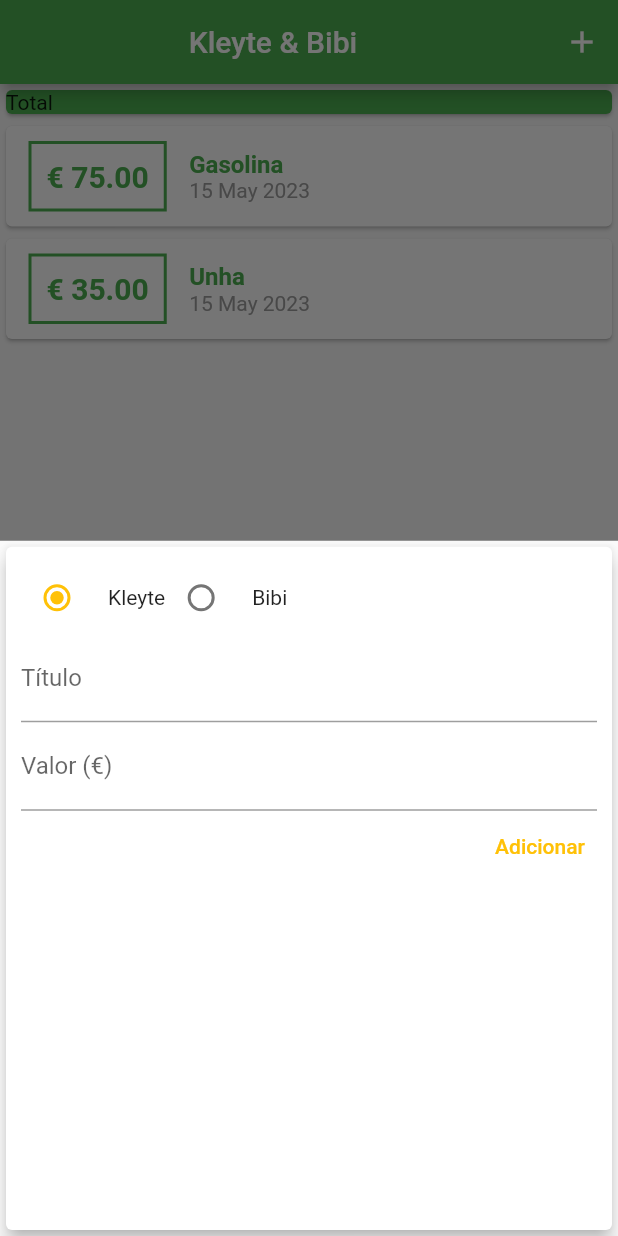
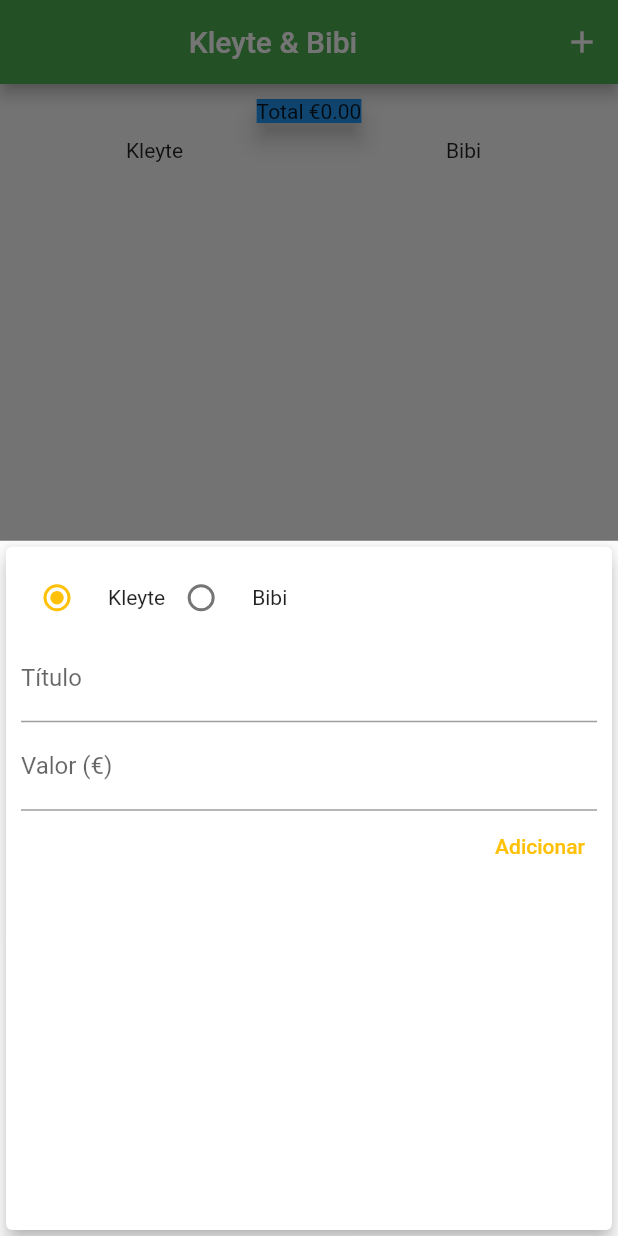
Before and after one commit to GabrielDangelo21/kleyte-bibi, a Flutter app: the screen it shows after launch, after a tap on the "add" icon, on a phone screen of 412 x 824 dp. Run offline on Flutter 3.47's test engine with Material 2 defaults, Android fonts, the phone set to English and light mode, and no system bars.

Commit message:
todas funcionalidades terminadas

```diff
--- /dev/null
+++ b/lib/components/total_sum.dart
@@ -0,0 +1,41 @@
+import 'package:flutter/material.dart';
+import 'package:kleyte_bibi/models/transaction.dart';
+
+class TotalSum extends StatelessWidget {
+  final List<Transaction> transactionsKleyte;
+  final List<Transaction> transactionsBibi;
+
+  TotalSum(this.transactionsKleyte, this.transactionsBibi);
+
+  double get totalKleyte {
+    double sumTotalKleyte = 0;
+    for (var i = 0; i < transactionsKleyte.length; i++) {
+      sumTotalKleyte += transactionsKleyte[i].value;
+    }
+    return sumTotalKleyte;
+  }
+
+  double get totalBibi {
+    double sumTotalBibi = 0;
+    for (var i = 0; i < transactionsBibi.length; i++) {
+      sumTotalBibi += transactionsBibi[i].value;
+    }
+    return sumTotalBibi;
+  }
+
+  @override
+  Widget build(BuildContext context) {
+    return Card(
+      elevation: 6,
+      margin: EdgeInsets.all(10),
+      child: Container(
+        decoration: BoxDecoration(
+          color: Colors.blue,
+        ),
+        child: Text(
+          'Total €${(totalKleyte - totalBibi).toStringAsFixed(2)}',
+        ),
+      ),
+    );
+  }
+}
--- a/lib/components/transaction_form.dart
+++ b/lib/components/transaction_form.dart
@@ -1,7 +1,7 @@
 import 'package:flutter/material.dart';
 
 class TransactionForm extends StatefulWidget {
-  final void Function(String, double) onSubmit;
+  final void Function(String, double, int) onSubmit;
 
   TransactionForm(this.onSubmit);
 
@@ -10,7 +10,7 @@ class TransactionForm extends StatefulWidget {
 }
 
 class _TransactionFormState extends State<TransactionForm> {
-  int _value = 1;
+  int valueRadio = 1;
   final titleController = TextEditingController();
 
   final valueController = TextEditingController();
@@ -22,7 +22,7 @@ class _TransactionFormState extends State<TransactionForm> {
     if (title.isEmpty || value <= 0) {
       return;
     }
-    widget.onSubmit(title, value);
+    widget.onSubmit(title, value, valueRadio);
   }
 
   @override
@@ -40,10 +40,10 @@ class _TransactionFormState extends State<TransactionForm> {
                   children: [
                     Radio(
                       value: 1,
-                      groupValue: _value,
+                      groupValue: valueRadio,
                       onChanged: (value) {
                         setState(() {
-                          _value = value!;
+                          valueRadio = value!;
                         });
                       },
                     ),
@@ -53,10 +53,10 @@ class _TransactionFormState extends State<TransactionForm> {
                     Text('Kleyte'),
                     Radio(
                       value: 2,
-                      groupValue: _value,
+                      groupValue: valueRadio,
                       onChanged: (value) {
                         setState(() {
-                          _value = value!;
+                          valueRadio = value!;
                         });
                       },
                     ),
--- a/lib/components/transaction_list.dart
+++ /dev/null
@@ -1,68 +0,0 @@
-import 'package:flutter/material.dart';
-import 'package:kleyte_bibi/models/transaction.dart';
-import 'package:intl/intl.dart';
-
-class TransactionList extends StatelessWidget {
-  final List<Transaction> transactions;
-
-  TransactionList(this.transactions);
-
-  @override
-  Widget build(BuildContext context) {
-    return Container(
-      height: 300,
-      child: ListView.builder(
-        itemCount: transactions.length,
-        itemBuilder: (ctx, index) {
-          final tr = transactions[index];
-          return Card(
-            child: Row(
-              children: [
-                Container(
-                  margin: EdgeInsets.symmetric(
-                    horizontal: 15,
-                    vertical: 10,
-                  ),
-                  decoration: BoxDecoration(
-                    border: Border.all(
-                      color: Theme.of(context).colorScheme.primary,
-                      width: 2,
-                    ),
-                  ),
-                  padding: EdgeInsets.all(10),
-                  child: Text(
-                    '€ ${tr.value.toStringAsFixed(2)}',
-                    style: TextStyle(
-                      fontWeight: FontWeight.bold,
-                      fontSize: 20,
-                      color: Theme.of(context).colorScheme.primary,
-                    ),
-                  ),
-                ),
-                Column(
-                  crossAxisAlignment: CrossAxisAlignment.start,
-                  children: [
-                    Text(
-                      tr.title,
-                      style: TextStyle(
-                        fontSize: 16,
-                        fontWeight: FontWeight.bold,
-                        color: Theme.of(context).colorScheme.primary,
-                      ),
-                    ),
-                    Text(
-                      DateFormat('d MMM y').format(tr.date),
-                      style: TextStyle(
-                        color: Colors.grey,
-                      ),
-                    ),
-                  ],
-                ),
-              ],
-            ),
-          );
-        },
-      ),
-    );
-  }
-}
--- /dev/null
+++ b/lib/components/transaction_list_bibi.dart
@@ -0,0 +1,80 @@
+import 'package:flutter/material.dart';
+import 'package:kleyte_bibi/models/transaction.dart';
+import 'package:intl/intl.dart';
+
+class TransactionListBibi extends StatelessWidget {
+  final List<Transaction> transactions;
+
+  TransactionListBibi(this.transactions);
+
+  @override
+  Widget build(BuildContext context) {
+    return Expanded(
+      flex: 1,
+      child: Column(
+        children: [
+          Container(
+            margin: EdgeInsets.only(bottom: 8),
+            child: Center(
+              child: Text('Bibi'),
+            ),
+          ),
+          ListView.builder(
+            scrollDirection: Axis.vertical,
+            shrinkWrap: true,
+            itemCount: transactions.length,
+            itemBuilder: (ctx, index) {
+              final tr = transactions[index];
+              return Card(
+                child: Row(
+                  children: [
+                    Container(
+                      margin: EdgeInsets.symmetric(
+                        horizontal: 6,
+                        vertical: 4,
+                      ),
+                      decoration: BoxDecoration(
+                        border: Border.all(
+                          color: Colors.red,
+                          width: 1,
+                        ),
+                      ),
+                      padding: EdgeInsets.all(10),
+                      child: Text(
+                        '€ ${tr.value.toStringAsFixed(2)}',
+                        style: TextStyle(
+                          fontWeight: FontWeight.bold,
+                          fontSize: 16,
+                          color: Colors.red,
+                        ),
+                      ),
+                    ),
+                    Column(
+                      crossAxisAlignment: CrossAxisAlignment.start,
+                      children: [
+                        Text(
+                          tr.title,
+                          style: TextStyle(
+                            fontSize: 10,
+                            fontWeight: FontWeight.bold,
+                            color: Colors.red,
+                          ),
+                        ),
+                        Text(
+                          DateFormat('d MMM y').format(tr.date),
+                          style: TextStyle(
+                            color: Colors.grey,
+                          ),
+                        ),
+                      ],
+                    ),
+                  ],
+                ),
+              );
+            },
+          ),
+        ],
+      ),
+    );
+  }
+}
--- /dev/null
+++ b/lib/components/transaction_list_kleyte.dart
@@ -0,0 +1,80 @@
+import 'package:flutter/material.dart';
+import 'package:kleyte_bibi/models/transaction.dart';
+import 'package:intl/intl.dart';
+
+class TransactionListKleyte extends StatelessWidget {
+  final List<Transaction> transactions;
+
+  TransactionListKleyte(this.transactions);
+
+  @override
+  Widget build(BuildContext context) {
+    return Expanded(
+      flex: 1,
+      child: Column(
+        children: [
+          Container(
+            margin: EdgeInsets.only(bottom: 8),
+            child: Center(
+              child: Text('Kleyte'),
+            ),
+          ),
+          ListView.builder(
+            scrollDirection: Axis.vertical,
+            shrinkWrap: true,
+            itemCount: transactions.length,
+            itemBuilder: (ctx, index) {
+              final tr = transactions[index];
+              return Card(
+                child: Row(
+                  children: [
+                    Container(
+                      margin: EdgeInsets.symmetric(
+                        horizontal: 6,
+                        vertical: 4,
+                      ),
+                      decoration: BoxDecoration(
+                        border: Border.all(
+                          color: Theme.of(context).colorScheme.primary,
+                          width: 1,
+                        ),
+                      ),
+                      padding: EdgeInsets.all(10),
+                      child: Text(
+                        '€ ${tr.value.toStringAsFixed(2)}',
+                        style: TextStyle(
+                          fontWeight: FontWeight.bold,
+                          fontSize: 16,
+                          color: Theme.of(context).colorScheme.primary,
+                        ),
+                      ),
+                    ),
+                    Column(
+                      crossAxisAlignment: CrossAxisAlignment.start,
+                      children: [
+                        Text(
+                          tr.title,
+                          style: TextStyle(
+                            fontSize: 10,
+                            fontWeight: FontWeight.bold,
+                            color: Theme.of(context).colorScheme.primary,
+                          ),
+                        ),
+                        Text(
+                          DateFormat('d MMM y').format(tr.date),
+                          style: TextStyle(
+                            color: Colors.grey,
+                          ),
+                        ),
+                      ],
+                    ),
+                  ],
+                ),
+              );
+            },
+          ),
+        ],
+      ),
+    );
+  }
+}
--- a/lib/main.dart
+++ b/lib/main.dart
@@ -1,6 +1,8 @@
 import 'package:flutter/material.dart';
+import 'package:kleyte_bibi/components/total_sum.dart';
+import 'package:kleyte_bibi/components/transaction_list_bibi.dart';
 import 'components/transaction_form.dart';
-import 'components/transaction_list.dart';
+import 'components/transaction_list_kleyte.dart';
 import 'models/transaction.dart';
 
 main() => runApp(Expenses());
@@ -24,29 +26,50 @@ class MyHomePage extends StatefulWidget {
 }
 
 class _MyHomePageState extends State<MyHomePage> {
-  final _transaction = [
-    Transaction(
-      title: 'Gasolina',
-      value: 75,
-      date: DateTime.now(),
-    ),
-    Transaction(
-      title: 'Unha',
-      value: 35,
-      date: DateTime.now(),
-    ),
+  List<Transaction> transactionKleyte = [
+    // Transaction(
+    //   title: 'Gasolina',
+    //   value: 75,
+    //   valueRadio: 1,
+    //   date: DateTime.now(),
+    // ),
+    // Transaction(
+    //   title: 'Gasolina',
+    //   value: 50,
+    //   valueRadio: 1,
+    //   date: DateTime.now(),
+    // ),
+  ];
+  List<Transaction> transactionBibi = [
+    // Transaction(
+    //   title: 'Unha',
+    //   value: 35,
+    //   valueRadio: 2,
+    //   date: DateTime.now(),
+    // ),
+    // Transaction(
+    //   title: 'Unha',
+    //   value: 35,
+    //   valueRadio: 2,
+    //   date: DateTime.now(),
+    // ),
   ];
 
-  _addTransaction(String title, double value) {
+  _addTransaction(String title, double value, int valueRadio) {
     final newTransaction = Transaction(
       title: title,
       value: value,
+      valueRadio: valueRadio,
       date: DateTime.now(),
     );
 
     setState(
       () {
-        _transaction.add(newTransaction);
+        if (valueRadio == 1) {
+          transactionKleyte.add(newTransaction);
+        } else {
+          transactionBibi.add(newTransaction);
+        }
       },
     );
     Navigator.of(context).pop();
@@ -78,14 +101,13 @@ class _MyHomePageState extends State<MyHomePage> {
       body: SingleChildScrollView(
         child: Column(
           children: [
-            Container(
-              width: double.infinity,
-              child: Card(
-                color: Theme.of(context).colorScheme.primary,
-                child: Text('Total'),
-              ),
+            TotalSum(transactionKleyte, transactionBibi),
+            Row(
+              children: [
+                TransactionListKleyte(transactionKleyte),
+                TransactionListBibi(transactionBibi),
+              ],
             ),
-            TransactionList(_transaction),
           ],
         ),
       ),
--- a/lib/models/transaction.dart
+++ b/lib/models/transaction.dart
@@ -1,11 +1,13 @@
 class Transaction {
   final String title;
   final double value;
+  final int valueRadio;
   final DateTime date;
 
   Transaction({
     required this.title,
     required this.value,
+    required this.valueRadio,
     required this.date,
   });
 }
```
